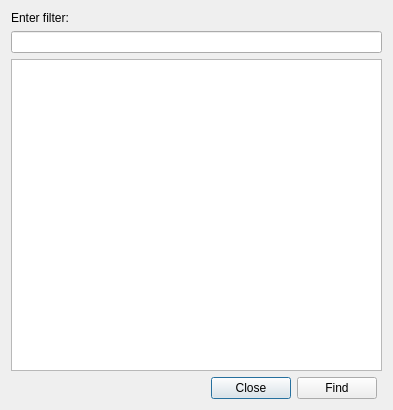
Above: Gems/LyShine/Code/Editor/Animation/UiAnimViewFindDlg.ui from Zee2401/o3de before the change. Below: the same form after it.
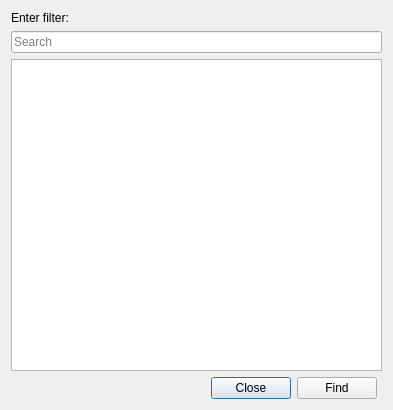
That is the form after the change.

Commit message:
palette: Standardize search inputs in LyShine Animation Editor
Added placeholderText, clearButtonEnabled, and accessibleName to search
fields in the LyShine Animation Editor to improve usability and
accessibility.

Gems/LyShine/Code/Editor/Animation/UiAnimViewNodes.ui
Gems/LyShine/Code/Editor/Animation/UiAnimViewFindDlg.ui

Patch:
```diff
--- a/Gems/LyShine/Code/Editor/Animation/UiAnimViewFindDlg.ui
+++ b/Gems/LyShine/Code/Editor/Animation/UiAnimViewFindDlg.ui
@@ -42,6 +42,15 @@
           <property name="alignment">
             <set>Qt::AlignLeft|Qt::AlignVCenter</set>
           </property>
+          <property name="placeholderText">
+            <string>Search</string>
+          </property>
+          <property name="clearButtonEnabled">
+            <bool>true</bool>
+          </property>
+          <property name="accessibleName">
+            <string>Search</string>
+          </property>
         </widget>
       </item>
       <item>
```
The commit also changes 1 other file.
